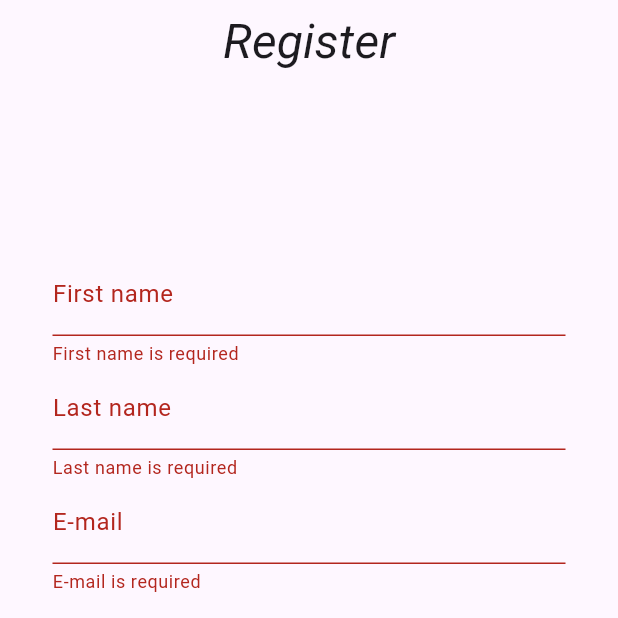
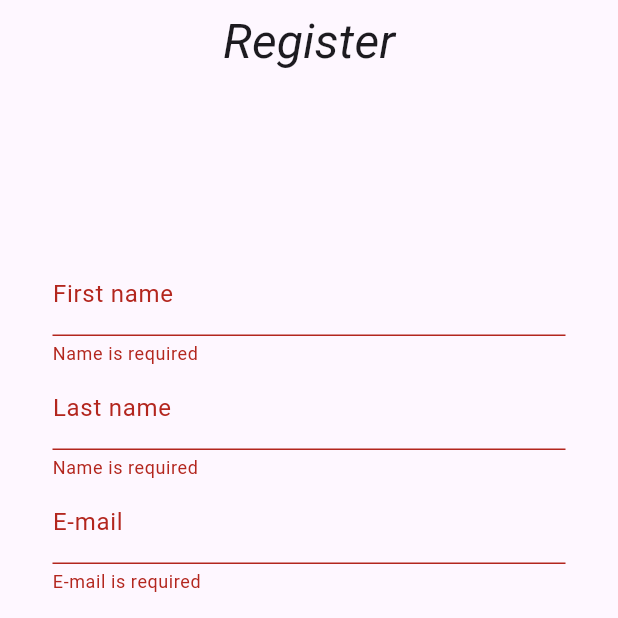
Before and after one commit to LukaszKluza/Foodini, a Flutter app: the RegisterScreen screen opened by its route, after a tap on "Register", on a phone screen of 412 x 824 dp, the top half of it. Run offline on Flutter 3.47's test engine with Material 3 defaults, Android fonts, the phone set to English and light mode, and no system bars; our stand-ins replace go_router.

Commit message:
Extracting constants to configuration file and small changes for branches in workflows

```diff
--- /dev/null
+++ b/frontend/lib/config/app_config.dart
@@ -0,0 +1,19 @@
+class AppConfig {
+  // Numbers
+  static const int minPasswordLength = 8;
+
+  //Texts
+  static const String succesfullyRegistered = 'Registered successfully';
+  static const String requiredName = 'Name is required';
+  static const String requiredEmail = 'E-mail is required';
+  static const String requiredPassword = 'Password is required';
+  static const String requiredPasswordConfirmation = 'Password confirmation is required';
+  static const String samePasswords = 'Passwords must be the same';
+  static const String minimalPasswordLegth = 'Password must have at least $minPasswordLength characters';
+  static const String invalidEmail = 'Enter valid e-mail';
+  static const String register = 'Register';
+  static const String alreadyHaveAnAccount = 'Already have an account? Login';
+  static const String home = 'Home';
+  static const String homePage = 'Foodini Home Page';
+  static const String welcome = 'Welcome in Foodini';
+}
--- a/frontend/lib/views/screens/home_screen.dart
+++ b/frontend/lib/views/screens/home_screen.dart
@@ -1,5 +1,6 @@
 import 'package:flutter/material.dart';
 import 'package:go_router/go_router.dart';
+import 'package:frontend/config/app_config.dart';
 
 class HomeScreen extends StatelessWidget {
   const HomeScreen({super.key});
@@ -10,7 +11,7 @@ class HomeScreen extends StatelessWidget {
       appBar: AppBar(
         title: Center(
           child: Text(
-            'Foodini home page',
+            AppConfig.homePage,
             style: TextStyle(fontSize: 32, fontStyle: FontStyle.italic),
           ),
         ),
@@ -20,13 +21,13 @@ class HomeScreen extends StatelessWidget {
           mainAxisAlignment: MainAxisAlignment.center,
           children: [
             Text(
-              'Welcome in Foodini',
+              AppConfig.welcome,
               style: TextStyle(fontSize: 20, fontWeight: FontWeight.bold),
             ),
             SizedBox(height: 20),
             ElevatedButton(
               onPressed: () => context.go('/register'),
-              child: Text('Register now!'),
+              child: Text(AppConfig.register),
             ),
           ],
         ),
--- a/frontend/lib/views/screens/register_screen.dart
+++ b/frontend/lib/views/screens/register_screen.dart
@@ -1,5 +1,6 @@
 import 'package:flutter/material.dart';
 import 'package:go_router/go_router.dart';
+import 'package:frontend/config/app_config.dart';
 
 class RegisterScreen extends StatefulWidget {
   const RegisterScreen({super.key});
@@ -16,50 +17,43 @@ class _RegisterScreenState extends State<RegisterScreen> {
     if (_formKey.currentState!.validate()) {
       ScaffoldMessenger.of(
         context,
-      ).showSnackBar(SnackBar(content: Text('Registered successfully')));
+      ).showSnackBar(SnackBar(content: Text(AppConfig.succesfullyRegistered)));
     }
   }
 
-  String? _validateFirstname(String? value) {
+  String? _validateName(String? value) {
     if (value == null || value.isEmpty) {
-      return 'First name is required';
-    }
-    return null;
-  }
-
-  String? _validateLastname(String? value) {
-    if (value == null || value.isEmpty) {
-      return 'Last name is required';
+      return AppConfig.requiredName;
     }
     return null;
   }
 
   String? _validateEmail(String? value) {
     if (value == null || value.isEmpty) {
-      return 'E-mail is required';
+      return AppConfig.requiredEmail;
     }
     if (!RegExp(r'^[^@]+@[^@]+\.[^@]+').hasMatch(value)) {
-      return 'Enter valid e-mail';
+      return AppConfig.invalidEmail;
     }
     return null;
   }
 
   String? _validatePassword(String? value) {
     if (value == null || value.isEmpty) {
-      return 'Password is required';
+      return AppConfig.requiredPassword;
     }
-    if (value.length < 8) {
-      return 'Password must have at least 8 characters';
+    if (value.length < AppConfig.minPasswordLength) {
+      return AppConfig.minimalPasswordLegth;
     }
     return null;
   }
 
   String? _validateConfirmPassword(String? value) {
     if (value == null || value.isEmpty) {
-      return 'Password confirmation is required';
+      return AppConfig.requiredPasswordConfirmation;
     }
     if (value != _passwordController.text) {
-      return 'Passwords must be the same';
+      return AppConfig.samePasswords;
     }
     return null;
   }
@@ -70,7 +64,7 @@ class _RegisterScreenState extends State<RegisterScreen> {
       appBar: AppBar(
         title: Center(
           child: Text(
-            'Register',
+            AppConfig.register,
             style: TextStyle(fontSize: 32, fontStyle: FontStyle.italic),
           ),
         ),
@@ -86,11 +80,11 @@ class _RegisterScreenState extends State<RegisterScreen> {
                 children: [
                   TextFormField(
                     decoration: InputDecoration(labelText: 'First name'),
-                    validator: _validateFirstname,
+                    validator: _validateName,
                   ),
                   TextFormField(
                     decoration: InputDecoration(labelText: 'Last name'),
-                    validator: _validateLastname,
+                    validator: _validateName,
                   ),
                   TextFormField(
                     decoration: InputDecoration(labelText: 'E-mail'),
@@ -109,12 +103,12 @@ class _RegisterScreenState extends State<RegisterScreen> {
                     validator: _validateConfirmPassword,
                   ),
                   SizedBox(height: 20),
-                  ElevatedButton(onPressed: _register, child: Text('Register')),
+                  ElevatedButton(onPressed: _register, child: Text(AppConfig.register)),
                   TextButton(
                     onPressed: () => context.go('/login'),
-                    child: Text('Already have an account? Login'),
+                    child: Text(AppConfig.alreadyHaveAnAccount),
                   ),
-                  TextButton(onPressed: () => context.go('/'), child: Text('Home'))
+                  TextButton(onPressed: () => context.go('/'), child: Text(AppConfig.home))
               ])),
           ),
         ],
```
Also changed, not shown: .github/workflows/pre-commit.yaml, 1 other file.
